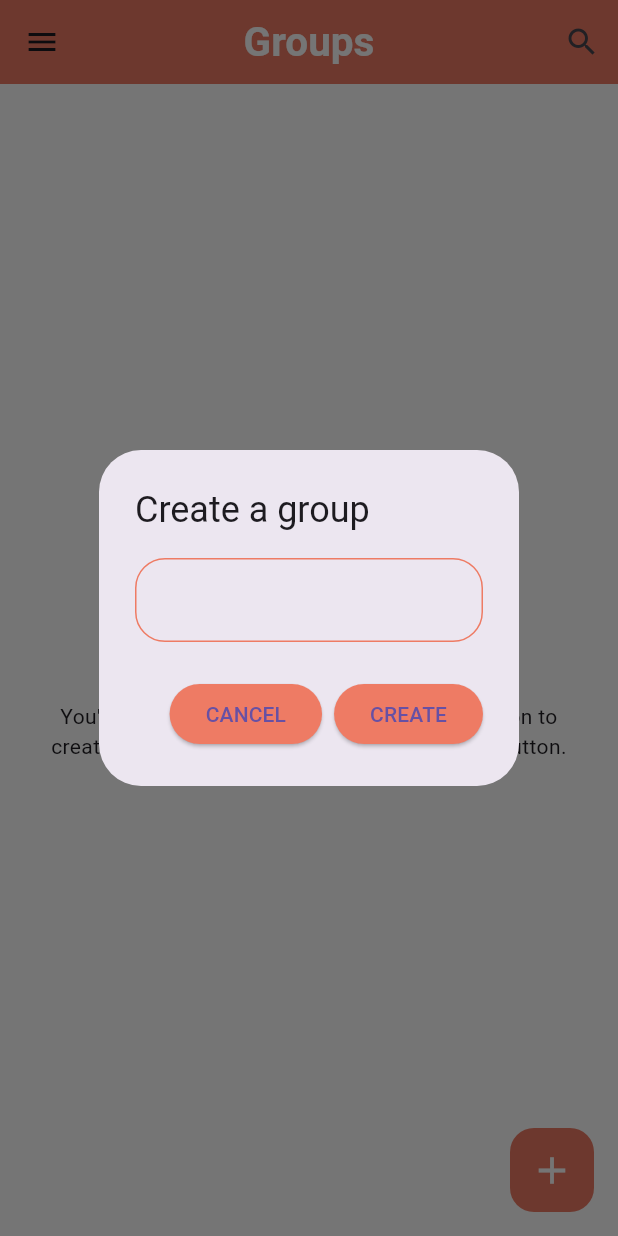
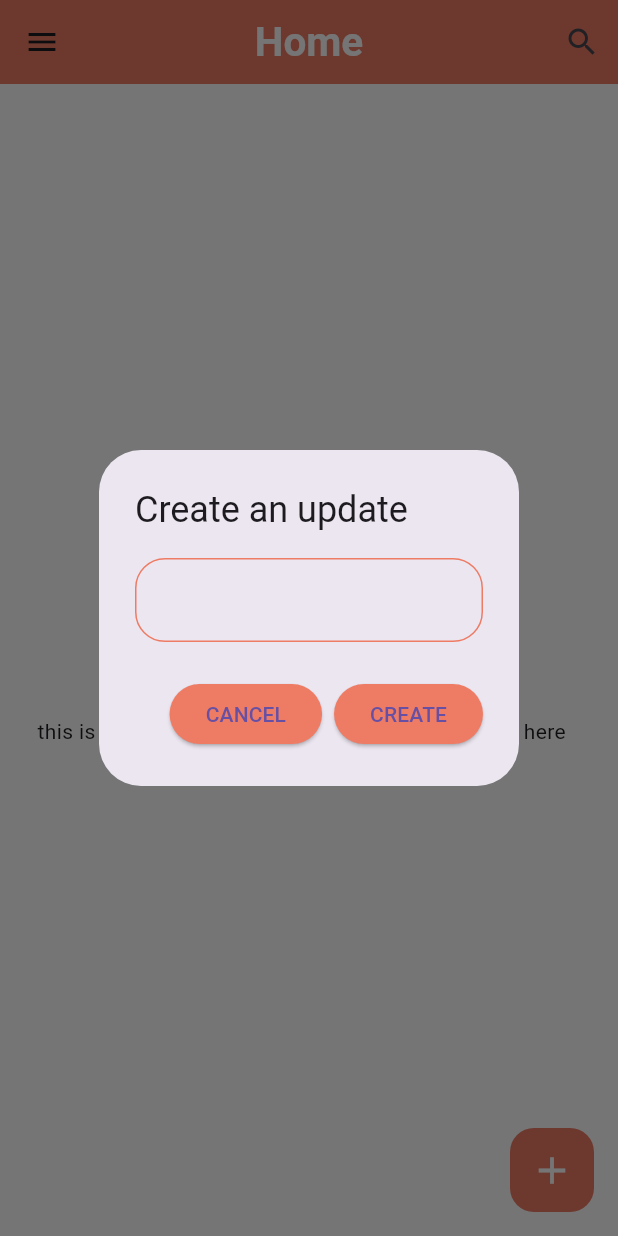
Before and after one commit to geareab/IBD360, a Flutter app: the HomePage screen opened directly, after a tap on the "add circle" icon, on a phone screen of 412 x 824 dp. Run offline on Flutter 3.47's test engine with Material 3 defaults, Android fonts, the phone set to English and light mode, and no system bars; our stand-ins replace cloud_firestore, firebase_auth, firebase_core, shared_preferences; accounts and stored records are empty.

Commit message:
chages made few

```diff
--- a/lib/pages/home_page.dart
+++ b/lib/pages/home_page.dart
@@ -77,7 +77,7 @@ class _HomePageState extends State<HomePage> {
         centerTitle: true,
         backgroundColor: Theme.of(context).primaryColor,
         title: const Text(
-          "Groups",
+          "Home",
           style: TextStyle(
               color: Colors.white, fontWeight: FontWeight.bold, fontSize: 27),
         ),
@@ -113,7 +113,7 @@ class _HomePageState extends State<HomePage> {
                 const EdgeInsets.symmetric(horizontal: 20, vertical: 5),
             leading: const Icon(Icons.group),
             title: const Text(
-              "Groups",
+              "Home",
               style: TextStyle(color: Colors.black),
             ),
           ),
@@ -204,7 +204,7 @@ class _HomePageState extends State<HomePage> {
           return StatefulBuilder(builder: ((context, setState) {
             return AlertDialog(
               title: const Text(
-                "Create a group",
+                "Create an update",
                 textAlign: TextAlign.left,
               ),
               content: Column(
@@ -330,7 +330,7 @@ class _HomePageState extends State<HomePage> {
             height: 20,
           ),
           const Text(
-            "You've not joined any groups, tap on the add icon to create a group or also search from top search button.",
+            "this is the home page, people will have dashboard here",
             textAlign: TextAlign.center,
           )
         ],
--- a/lib/pages/search_page.dart
+++ b/lib/pages/search_page.dart
@@ -1,5 +1,5 @@
 import 'package:fyp_app/helper/helper_function.dart';
-import 'package:fyp_app/pages/chat_page.dart';
+import 'package:fyp_app/pages/test_page.dart';
 import 'package:fyp_app/service/database_service.dart';
 import 'package:fyp_app/widgets/widgets.dart';
 import 'package:cloud_firestore/cloud_firestore.dart';
@@ -70,7 +70,7 @@ class _SearchPageState extends State<SearchPage> {
                     style: const TextStyle(color: Colors.white),
                     decoration: const InputDecoration(
                         border: InputBorder.none,
-                        hintText: "Search groups....",
+                        hintText: "Search",
                         hintStyle:
                             TextStyle(color: Colors.white, fontSize: 16)),
                   ),
--- a/lib/widgets/group_tile.dart
+++ b/lib/widgets/group_tile.dart
@@ -1,4 +1,4 @@
-import 'package:fyp_app/pages/chat_page.dart';
+import 'package:fyp_app/pages/test_page.dart';
 import 'package:fyp_app/widgets/widgets.dart';
 import 'package:flutter/material.dart';
 
```
Also changed, not shown: lib/pages/test_page.dart (renamed from lib/pages/chat_page.dart), 3 other files.
